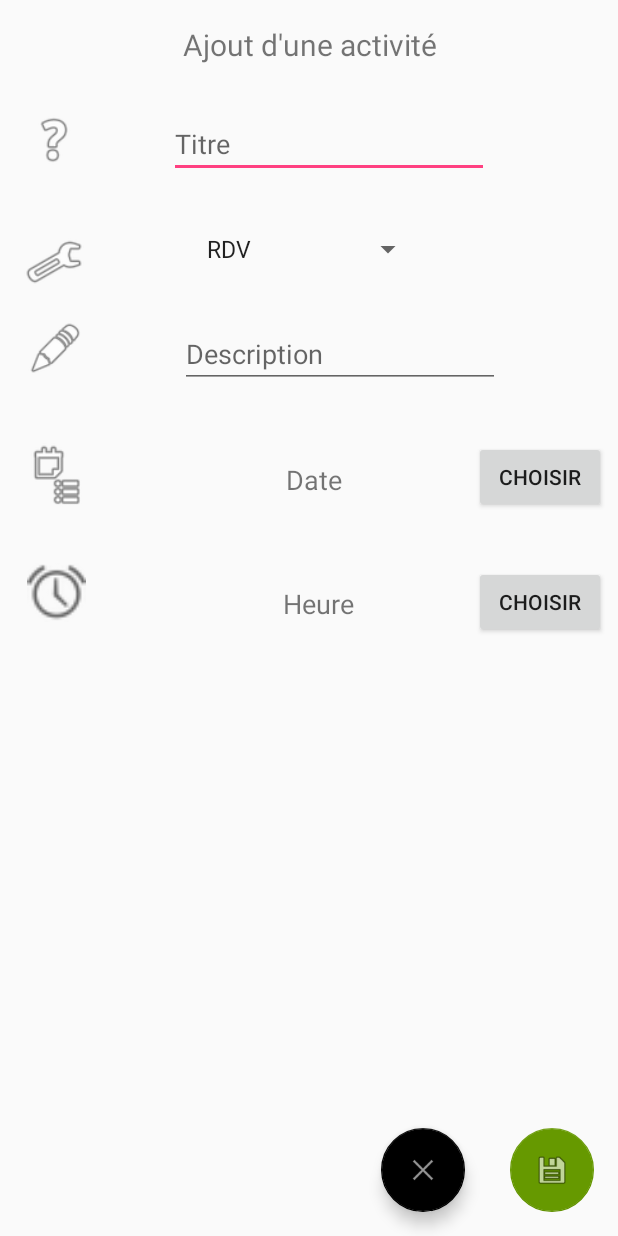
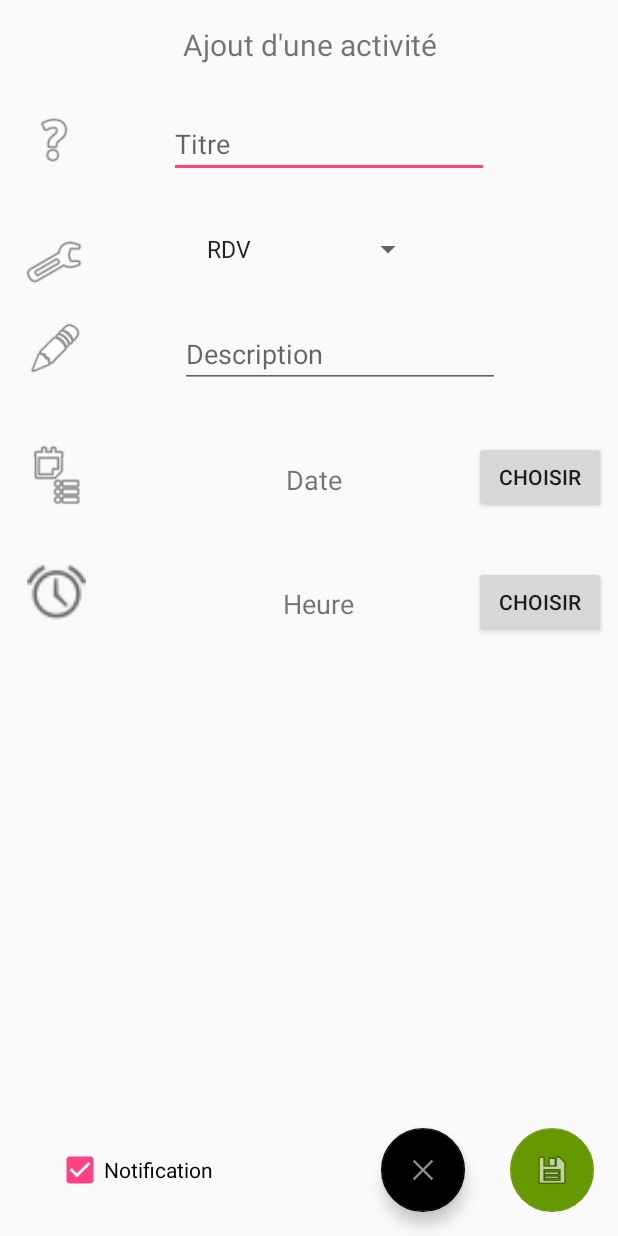
Before and after one commit to gaabouu/TpWearables, an Android app: the CreationActivity screen opened directly, with no data from a screen before it, on a phone screen of 412 x 824 dp. Run offline under Robolectric (Android 15) with nearby library versions, the phone set to English and light mode, and no system bars.

Commit message:
add checkBox for notification yes/no

```diff
--- a/mobile/src/main/res/layout/activity_creation.xml
+++ b/mobile/src/main/res/layout/activity_creation.xml
@@ -172,6 +172,19 @@
         android:onClick="showTimePickerDialog"
         android:layout_marginRight="8dp" />
 
+    <CheckBox
+        android:id="@+id/notifCheck"
+        android:layout_width="wrap_content"
+        android:layout_height="wrap_content"
+        android:layout_marginBottom="8dp"
+        android:layout_marginLeft="37dp"
+        android:layout_marginTop="8dp"
+        android:checked="true"
+        android:text="Notification"
+        app:layout_constraintBottom_toBottomOf="@+id/BackFab"
+        app:layout_constraintLeft_toLeftOf="parent"
+        app:layout_constraintTop_toTopOf="@+id/BackFab" />
+
     <android.support.design.widget.FloatingActionButton
         android:id="@+id/BackFab"
         android:layout_width="wrap_content"
```
Also changed, not shown: mobile/src/main/res/layout/content_handheld_main.xml (deleted, +0 -20 lines).
